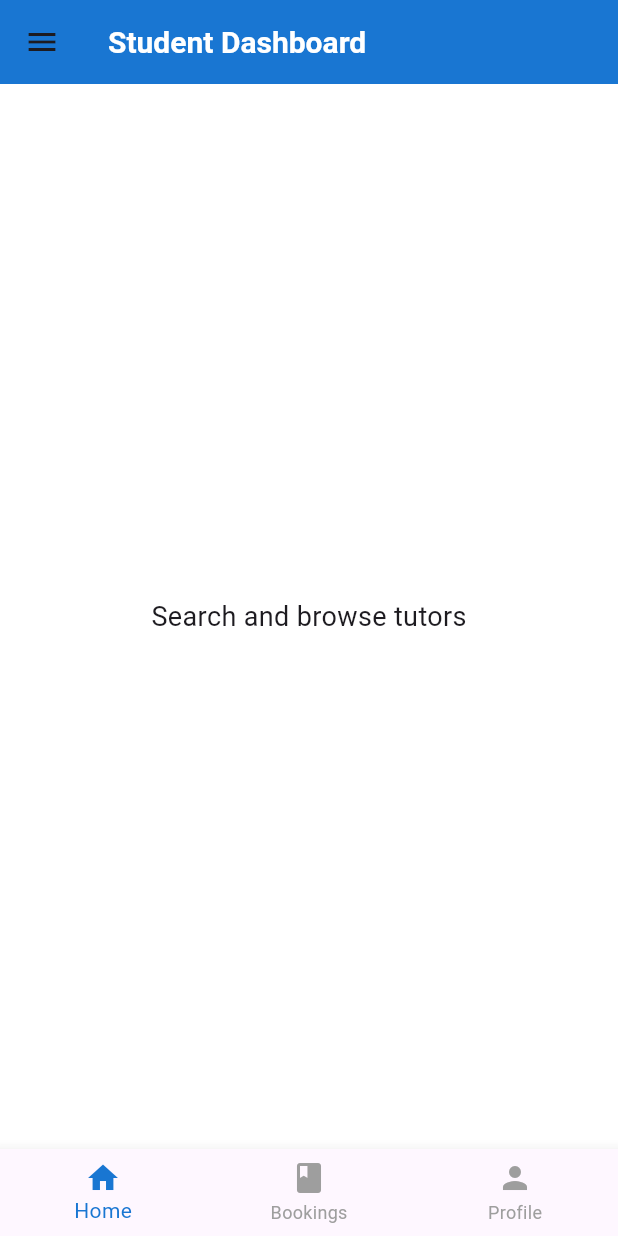
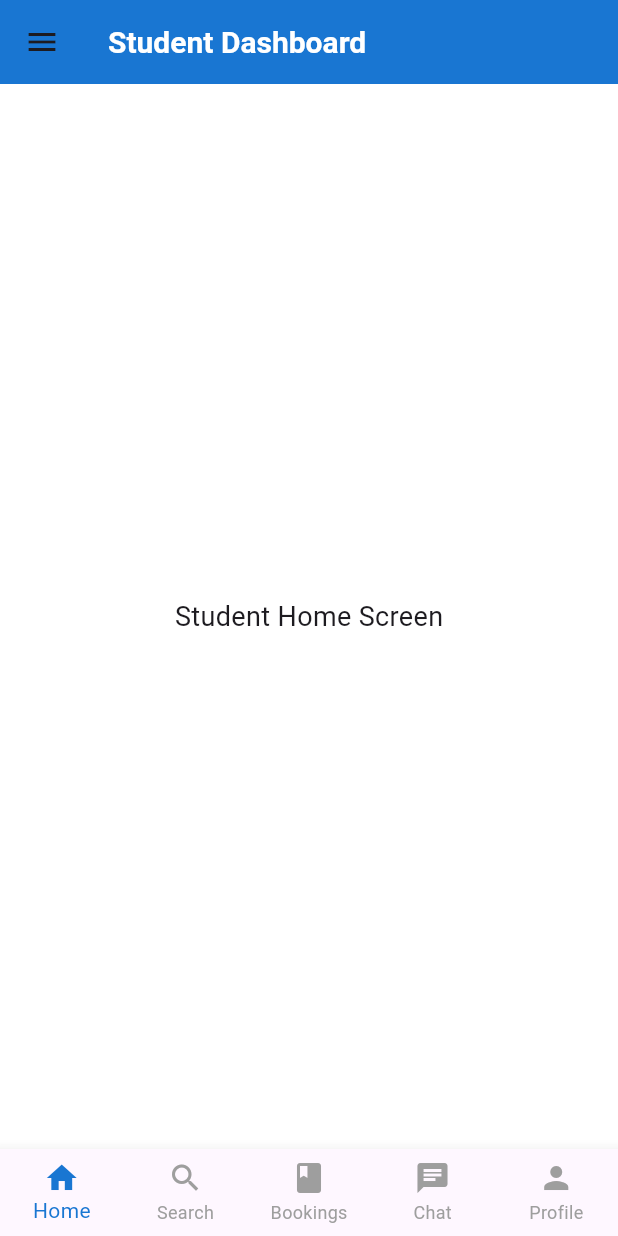
Before and after one commit to Pabitrakhadka517/tutor_finder, a Flutter app: the StudentDashboard screen opened directly, on a phone screen of 412 x 824 dp. Run offline on Flutter 3.47's test engine with Material 3 defaults, Android fonts, the light colour scheme and no system bars; Roboto replaces fonts that are missing (OpenSans).

Commit message:
Student Dashboard

```diff
--- a/lib/screens/dashboards/student_dashboard.dart
+++ b/lib/screens/dashboards/student_dashboard.dart
@@ -1,4 +1,11 @@
 import 'package:flutter/material.dart';
+
+// ✅ CORRECT RELATIVE IMPORTS
+import '../student/home_screen.dart';
+import '../student/search_screen.dart';
+import '../student/bookings_screen.dart';
+import '../student/chat_screen.dart';
+import '../student/profile_screen.dart';
 
 class StudentDashboard extends StatefulWidget {
   const StudentDashboard({super.key});
@@ -10,7 +17,13 @@ class StudentDashboard extends StatefulWidget {
 class _StudentDashboardState extends State<StudentDashboard> {
   int _selectedIndex = 0;
 
-  final List<Widget> _pages = const [HomePage(), BookingsPage(), ProfilePage()];
+  final List<Widget> _pages = const [
+    StudentHomeScreen(),
+    StudentSearchScreen(),
+    StudentBookingsScreen(),
+    StudentChatScreen(),
+    StudentProfileScreen(),
+  ];
 
   void _onItemTapped(int index) {
     setState(() {
@@ -21,9 +34,8 @@ class _StudentDashboardState extends State<StudentDashboard> {
   @override
   Widget build(BuildContext context) {
     return Scaffold(
-      appBar: AppBar(
-        title: const Text('Student Dashboard'), // uses AppBarTheme
-      ),
+      appBar: AppBar(title: const Text('Student Dashboard')),
+
       drawer: Drawer(
         child: ListView(
           padding: EdgeInsets.zero,
@@ -37,95 +49,40 @@ class _StudentDashboardState extends State<StudentDashboard> {
                 ).textTheme.titleLarge?.copyWith(color: Colors.white),
               ),
             ),
-            ListTile(
-              leading: const Icon(Icons.home),
-              title: Text(
-                'Home',
-                style: Theme.of(context).textTheme.bodyMedium,
-              ),
-              onTap: () {
-                _onItemTapped(0);
-                Navigator.pop(context);
-              },
-            ),
-            ListTile(
-              leading: const Icon(Icons.book),
-              title: Text(
-                'Bookings',
-                style: Theme.of(context).textTheme.bodyMedium,
-              ),
-              onTap: () {
-                _onItemTapped(1);
-                Navigator.pop(context);
-              },
-            ),
-            ListTile(
-              leading: const Icon(Icons.person),
-              title: Text(
-                'Profile',
-                style: Theme.of(context).textTheme.bodyMedium,
-              ),
-              onTap: () {
-                _onItemTapped(2);
-                Navigator.pop(context);
-              },
-            ),
+            _drawerItem(Icons.home, 'Home', 0),
+            _drawerItem(Icons.search, 'Find Tutor', 1),
+            _drawerItem(Icons.book, 'Bookings', 2),
+            _drawerItem(Icons.chat, 'Messages', 3),
+            _drawerItem(Icons.person, 'Profile', 4),
           ],
         ),
       ),
+
       body: _pages[_selectedIndex],
+
       bottomNavigationBar: BottomNavigationBar(
         currentIndex: _selectedIndex,
         onTap: _onItemTapped,
+        type: BottomNavigationBarType.fixed,
         items: const [
           BottomNavigationBarItem(icon: Icon(Icons.home), label: 'Home'),
+          BottomNavigationBarItem(icon: Icon(Icons.search), label: 'Search'),
           BottomNavigationBarItem(icon: Icon(Icons.book), label: 'Bookings'),
+          BottomNavigationBarItem(icon: Icon(Icons.chat), label: 'Chat'),
           BottomNavigationBarItem(icon: Icon(Icons.person), label: 'Profile'),
         ],
       ),
     );
   }
-}
 
-// Pages using theme text
-class HomePage extends StatelessWidget {
-  const HomePage({super.key});
-
-  @override
-  Widget build(BuildContext context) {
-    return Center(
-      child: Text(
-        'Search and browse tutors',
-        style: Theme.of(context).textTheme.bodyMedium,
-      ),
+  Widget _drawerItem(IconData icon, String title, int index) {
+    return ListTile(
+      leading: Icon(icon),
+      title: Text(title),
+      onTap: () {
+        _onItemTapped(index);
+        Navigator.pop(context);
+      },
     );
   }
 }
-
-class BookingsPage extends StatelessWidget {
-  const BookingsPage({super.key});
-
-  @override
-  Widget build(BuildContext context) {
-    return Center(
-      child: Text(
-        'Your upcoming lessons',
-        style: Theme.of(context).textTheme.bodyMedium,
-      ),
-    );
-  }
-}
-
-class ProfilePage extends StatelessWidget {
-  const ProfilePage({super.key});
-
-  @override
-  Widget build(BuildContext context) {
-    return Center(
-      child: Text(
-        'Edit your profile here',
-        style: Theme.of(context).textTheme.bodyMedium,
-      ),
-    );
-  }
-}
--- /dev/null
+++ b/lib/screens/student/bookings_screen.dart
@@ -0,0 +1,10 @@
+import 'package:flutter/material.dart';
+
+class StudentBookingsScreen extends StatelessWidget {
+  const StudentBookingsScreen({super.key});
+
+  @override
+  Widget build(BuildContext context) {
+    return const Center(child: Text('Bookings Screen'));
+  }
+}
--- /dev/null
+++ b/lib/screens/student/home_screen.dart
@@ -0,0 +1,10 @@
+import 'package:flutter/material.dart';
+
+class StudentHomeScreen extends StatelessWidget {
+  const StudentHomeScreen({super.key});
+
+  @override
+  Widget build(BuildContext context) {
+    return const Center(child: Text('Student Home Screen'));
+  }
+}
```
Also changed, not shown: lib/screens/student/chat_screen.dart (added, +15 -0 lines), lib/screens/student/profile_screen.dart (added, +15 -0 lines), lib/screens/student/search_screen.dart (added, +10 -0 lines).
